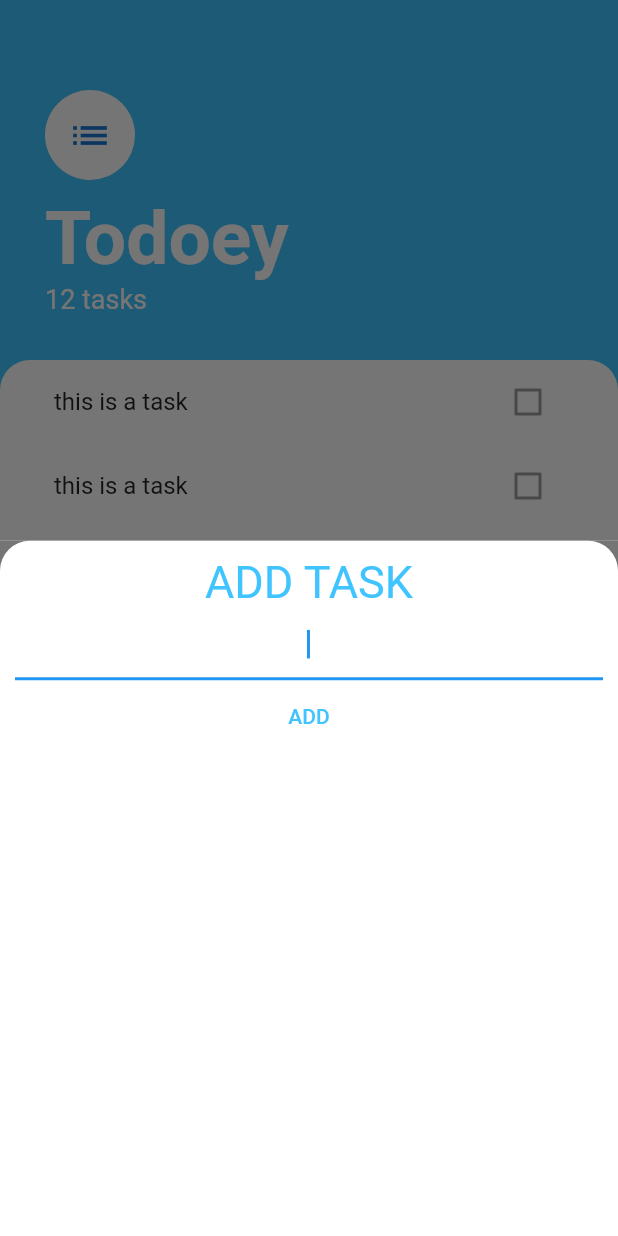
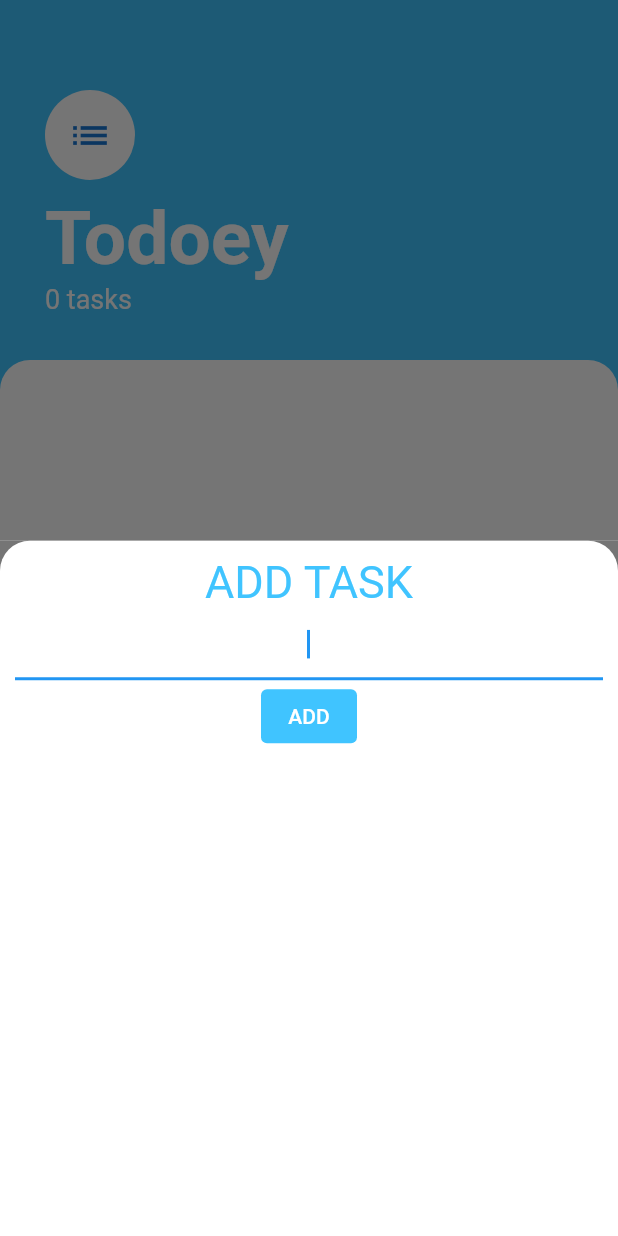
Before and after one commit to mittalsaumya/Todoey-app, a Flutter app: the screen it shows after launch, after a tap on the "add" icon, on a phone screen of 412 x 824 dp. Run offline on Flutter 3.47's test engine with Material 2 defaults, Android fonts, the phone set to English and light mode, and no system bars.

```diff
--- a/lib/model/task.dart
+++ b/lib/model/task.dart
@@ -0,0 +1,10 @@
+class Task {
+  final String name;
+  bool isdone;
+
+  Task({this.name, this.isdone = false});
+
+  void toggleDone() {
+    isdone = !isdone;
+  }
+}
--- a/lib/screens/TaskScreen.dart
+++ b/lib/screens/TaskScreen.dart
@@ -2,10 +2,24 @@ import 'package:flutter/cupertino.dart';
 import 'package:flutter/material.dart';
 import 'package:todey/widgets/task_list.dart';
 import 'add_task_screen.dart';
+import 'package:todey/model/task.dart';
 
-class TaskScreen extends StatelessWidget {
-  Widget buildButtonSheet(BuildContext context) {
-    return Column();
+class TaskScreen extends StatefulWidget {
+  @override
+  _TaskScreenState createState() => _TaskScreenState();
+}
+
+class _TaskScreenState extends State<TaskScreen> {
+  List<Task> tasks = [
+    //Task(name: 'Buy milk'),
+    //Task(name: 'Buy bread'),
+    //Task(name: 'Buy cheese'),
+  ];
+
+  void deleteTask(index) {
+    setState(() {
+      tasks.removeAt(index);
+    });
   }
 
   @override
@@ -15,7 +29,17 @@ class TaskScreen extends StatelessWidget {
       floatingActionButton: FloatingActionButton(
         onPressed: () {
           showModalBottomSheet(
-              context: context, builder: (context) => AddTaskScreen());
+            context: context,
+            builder: (context) => AddTaskScreen(
+              (newTaskTitle) {
+                setState(() {
+                  tasks.add(Task(name: newTaskTitle));
+                });
+                Navigator.pop(context);
+                //print(newTaskTitle);
+              },
+            ),
+          );
         },
         backgroundColor: Colors.lightBlueAccent,
         child: Icon(
@@ -50,7 +74,7 @@ class TaskScreen extends StatelessWidget {
                   ),
                 ),
                 Text(
-                  '12 tasks',
+                  '${tasks.length} tasks',
                   style: TextStyle(
                     color: Colors.white,
                     fontSize: 18,
@@ -70,7 +94,7 @@ class TaskScreen extends StatelessWidget {
                   topRight: Radius.circular(20),
                 ),
               ),
-              child: TasksList(),
+              child: TaskList(tasks, deleteTask),
             ),
           ),
         ],
--- a/lib/screens/add_task_screen.dart
+++ b/lib/screens/add_task_screen.dart
@@ -1,8 +1,13 @@
 import 'package:flutter/material.dart';
 
 class AddTaskScreen extends StatelessWidget {
+  final Function addTaskCallback;
+  AddTaskScreen(this.addTaskCallback);
+
   @override
   Widget build(BuildContext context) {
+    String newTaskTitle;
+
     return Container(
       color: Color(0xff757575),
       child: Container(
@@ -26,18 +31,27 @@ class AddTaskScreen extends StatelessWidget {
             TextField(
               autofocus: true,
               textAlign: TextAlign.center,
+              onChanged: (newText) {
+                newTaskTitle = newText;
+              },
             ),
             TextButton(
+              style: ButtonStyle(
+                backgroundColor:
+                    MaterialStateProperty.all<Color>(Colors.lightBlueAccent),
+              ),
               child: Text(
                 'ADD',
                 style: TextStyle(
-                  color: Colors.lightBlueAccent,
+                  color: Colors.white,
                 ),
               ),
               //style: TextButton.styleFrom(
               //primary: Colors.lightBlueAccent,
               //),
-              onPressed: () {},
+              onPressed: () {
+                addTaskCallback(newTaskTitle);
+              },
             ),
           ],
         ),
--- a/lib/widgets/task_list.dart
+++ b/lib/widgets/task_list.dart
@@ -1,14 +1,38 @@
 import 'package:flutter/material.dart';
 import 'package:todey/widgets/task_tile.dart';
+import 'package:todey/model/task.dart';
+import 'package:todey/screens/TaskScreen.dart';
 
-class TasksList extends StatelessWidget {
+class TaskList extends StatefulWidget {
+  final List<Task> tasks;
+  final Function deleteTask;
+  TaskList(this.tasks, this.deleteTask);
+
+  @override
+  _TaskListState createState() => _TaskListState();
+}
+
+class _TaskListState extends State<TaskList> {
   @override
   Widget build(BuildContext context) {
-    return ListView(
-      children: [
-        TaskTile(),
-        TaskTile(),
-      ],
+    return ListView.builder(
+      itemBuilder: (context, index) {
+        return TaskTile(
+            tasktitle: widget.tasks[index].name,
+            isChecked: widget.tasks[index].isdone,
+            longPressCallback: () {
+              //idget.tasks[index].
+              setState(() {
+                widget.deleteTask(index);
+              });
+            },
+            checkboxCallback: (checkboxState) {
+              setState(() {
+                widget.tasks[index].toggleDone();
+              });
+            });
+      },
+      itemCount: widget.tasks.length,
     );
   }
 }
```
Also changed, not shown: lib/widgets/task_tile.dart (+25 -5 lines).
